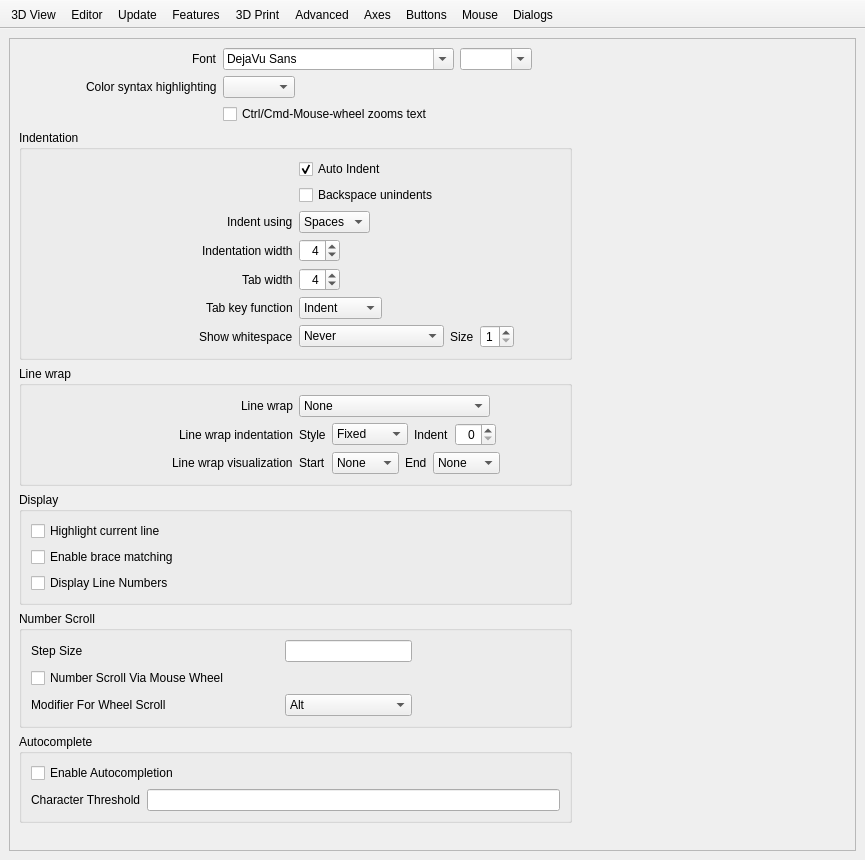
First picture: the form in src/gui/Preferences.ui, repository openscad/openscad, before the edit.
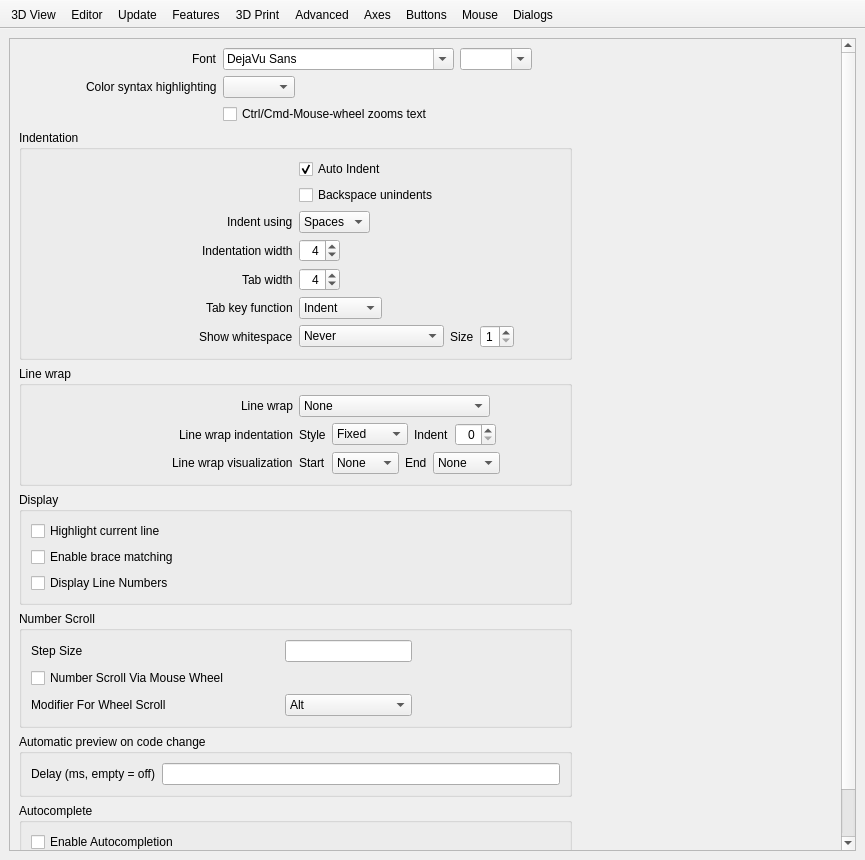
Second picture: the form after the edit. The open tabs and pages were chosen to show the change. Icons and pictures are not drawn. Custom widgets are drawn as their Qt base class.

Commit message:
Add optional auto preview on editor changes
Reads editor/autoPreviewDelayMs from OpenSCAD.conf and triggers a
debounced Preview when the internal editor content changes. The delay
can be configured via the Preferences editor panel.

The edit to the form file:
```diff
--- a/src/gui/Preferences.ui
+++ b/src/gui/Preferences.ui
@@ -258,7 +258,7 @@
               </layout>
              </widget>
             </item>
-            <item row="6" column="0">
+            <item row="7" column="0">
              <spacer name="verticalSpacer_2">
               <property name="orientation">
                <enum>Qt::Vertical</enum>
@@ -272,6 +272,25 @@
              </spacer>
             </item>
             <item row="5" column="0">
+             <widget class="QGroupBox" name="groupBoxAutoPreview">
+              <property name="title">
+               <string>Automatic preview on code change</string>
+              </property>
+              <layout class="QGridLayout" name="gridLayoutAutoPreview">
+               <item row="0" column="0">
+                <widget class="QLabel" name="labelAutoPreviewDelay">
+                 <property name="text">
+                  <string>Delay (ms, empty = off)</string>
+                 </property>
+                </widget>
+               </item>
+               <item row="0" column="1">
+                <widget class="QLineEdit" name="autoPreviewDelayEdit"/>
+               </item>
+              </layout>
+             </widget>
+            </item>
+            <item row="6" column="0">
              <widget class="QGroupBox" name="groupBoxAutocomplete">
               <property name="title">
                <string>Autocomplete</string>
```
The commit also changes 4 other files.
